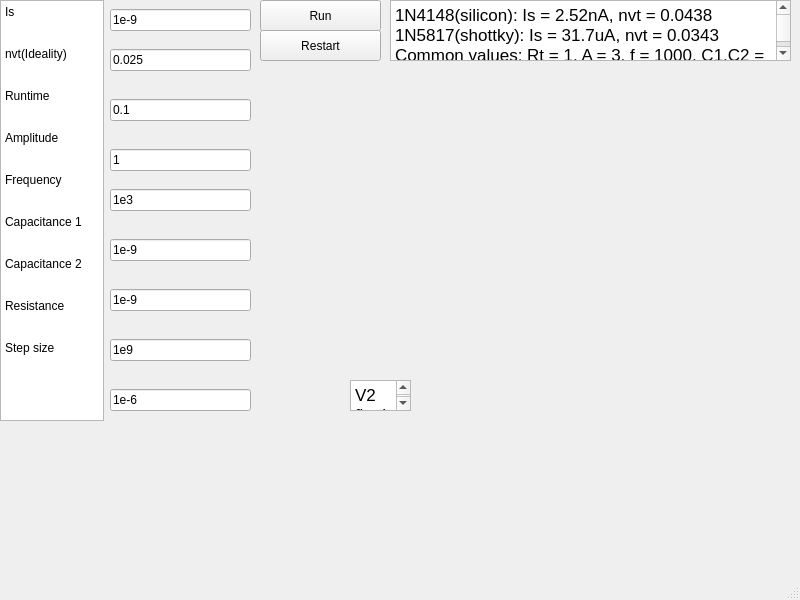
This is solver.ui in dewasser/Qt-projects as Qt 5 draws it before an edit. The edited form follows.
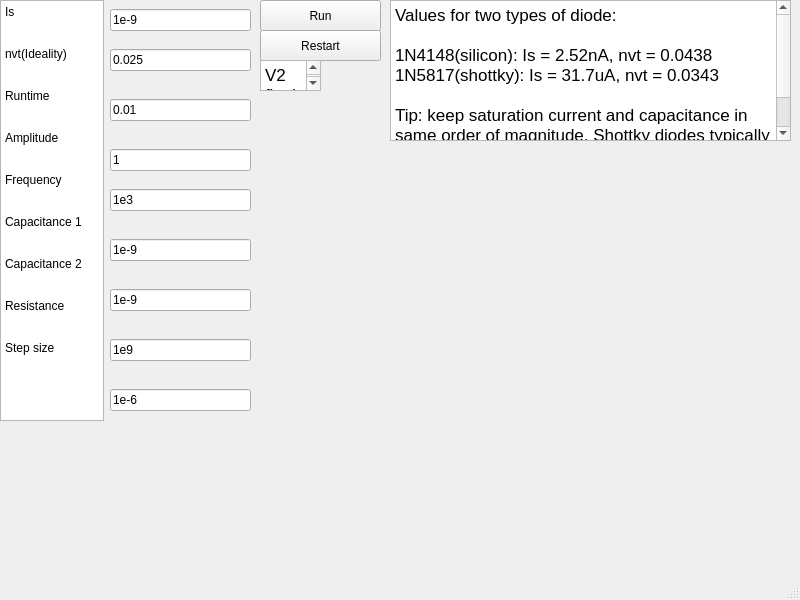
This is the edited form.

```diff
--- a/solver.ui
+++ b/solver.ui
@@ -103,7 +103,7 @@
      <item>
       <widget class="QLineEdit" name="lineEdit_5">
        <property name="text">
-        <string>0.1</string>
+        <string>0.01</string>
        </property>
       </widget>
      </item>
@@ -222,7 +222,7 @@
       <x>390</x>
       <y>0</y>
       <width>401</width>
-      <height>61</height>
+      <height>141</height>
      </rect>
     </property>
     <property name="html">
@@ -231,16 +231,19 @@
 p, li { white-space: pre-wrap; }
 hr { height: 1px; border-width: 0; }
 &lt;/style&gt;&lt;/head&gt;&lt;body style=&quot; font-family:'.AppleSystemUIFont'; font-size:13pt; font-weight:400; font-style:normal;&quot;&gt;
+&lt;p style=&quot; margin-top:0px; margin-bottom:0px; margin-left:0px; margin-right:0px; -qt-block-indent:0; text-indent:0px;&quot;&gt;Values for two types of diode:&lt;/p&gt;
+&lt;p style=&quot;-qt-paragraph-type:empty; margin-top:0px; margin-bottom:0px; margin-left:0px; margin-right:0px; -qt-block-indent:0; text-indent:0px;&quot;&gt;&lt;br /&gt;&lt;/p&gt;
 &lt;p style=&quot; margin-top:0px; margin-bottom:0px; margin-left:0px; margin-right:0px; -qt-block-indent:0; text-indent:0px;&quot;&gt;1N4148(silicon): Is = 2.52nA, nvt = 0.0438&lt;/p&gt;
 &lt;p style=&quot; margin-top:0px; margin-bottom:0px; margin-left:0px; margin-right:0px; -qt-block-indent:0; text-indent:0px;&quot;&gt;1N5817(shottky): Is = 31.7uA, nvt = 0.0343&lt;/p&gt;
-&lt;p style=&quot; margin-top:0px; margin-bottom:0px; margin-left:0px; margin-right:0px; -qt-block-indent:0; text-indent:0px;&quot;&gt;Common values: Rt = 1, A = 3, f = 1000, C1,C2 = 2e-9, R = 1e9&lt;/p&gt;&lt;/body&gt;&lt;/html&gt;</string>
+&lt;p style=&quot;-qt-paragraph-type:empty; margin-top:0px; margin-bottom:0px; margin-left:0px; margin-right:0px; -qt-block-indent:0; text-indent:0px;&quot;&gt;&lt;br /&gt;&lt;/p&gt;
+&lt;p style=&quot; margin-top:0px; margin-bottom:0px; margin-left:0px; margin-right:0px; -qt-block-indent:0; text-indent:0px;&quot;&gt;Tip: keep saturation current and capacitance in same order of magnitude. Shottky diodes typically have higher saturation currents than silicon, so increase capacitance accordingly&lt;/p&gt;&lt;/body&gt;&lt;/html&gt;</string>
     </property>
    </widget>
    <widget class="QWidget" name="verticalLayoutWidget">
     <property name="geometry">
      <rect>
-      <x>269</x>
-      <y>69</y>
+      <x>260</x>
+      <y>160</y>
       <width>531</width>
       <height>301</height>
      </rect>
@@ -282,8 +285,8 @@
    <widget class="QLabel" name="label">
     <property name="geometry">
      <rect>
-      <x>420</x>
-      <y>380</y>
+      <x>270</x>
+      <y>100</y>
       <width>101</width>
       <height>31</height>
      </rect>
@@ -295,8 +298,8 @@
    <widget class="QTextBrowser" name="textBrowser">
     <property name="geometry">
      <rect>
-      <x>350</x>
-      <y>380</y>
+      <x>260</x>
+      <y>60</y>
       <width>61</width>
       <height>31</height>
      </rect>
```
